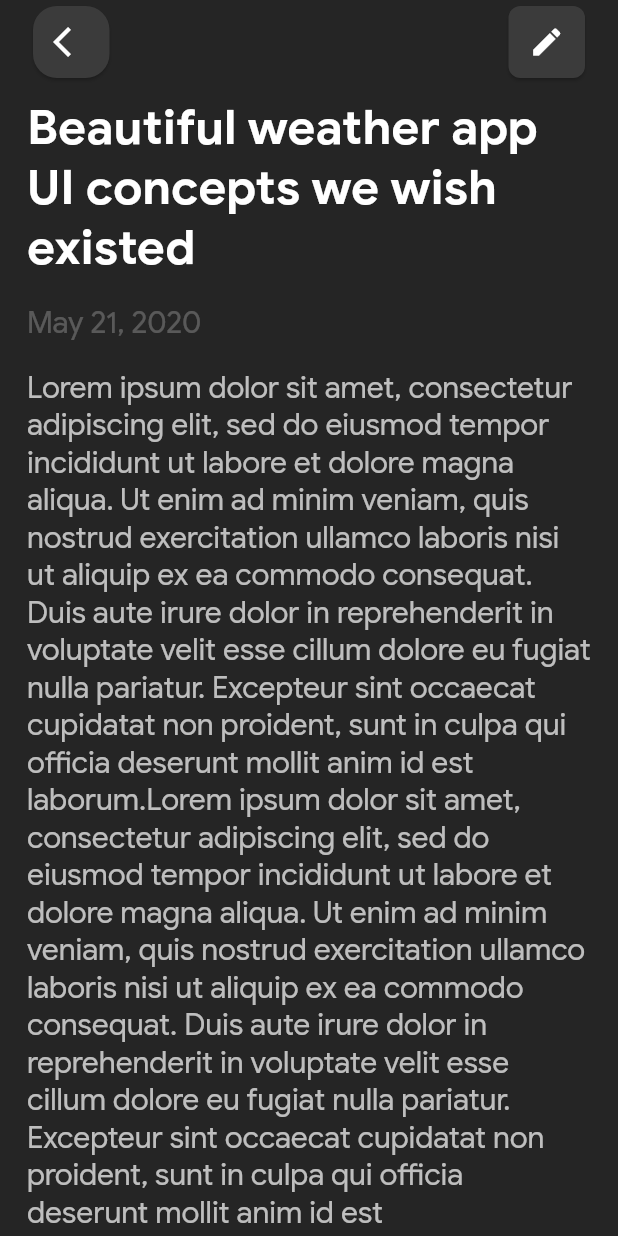
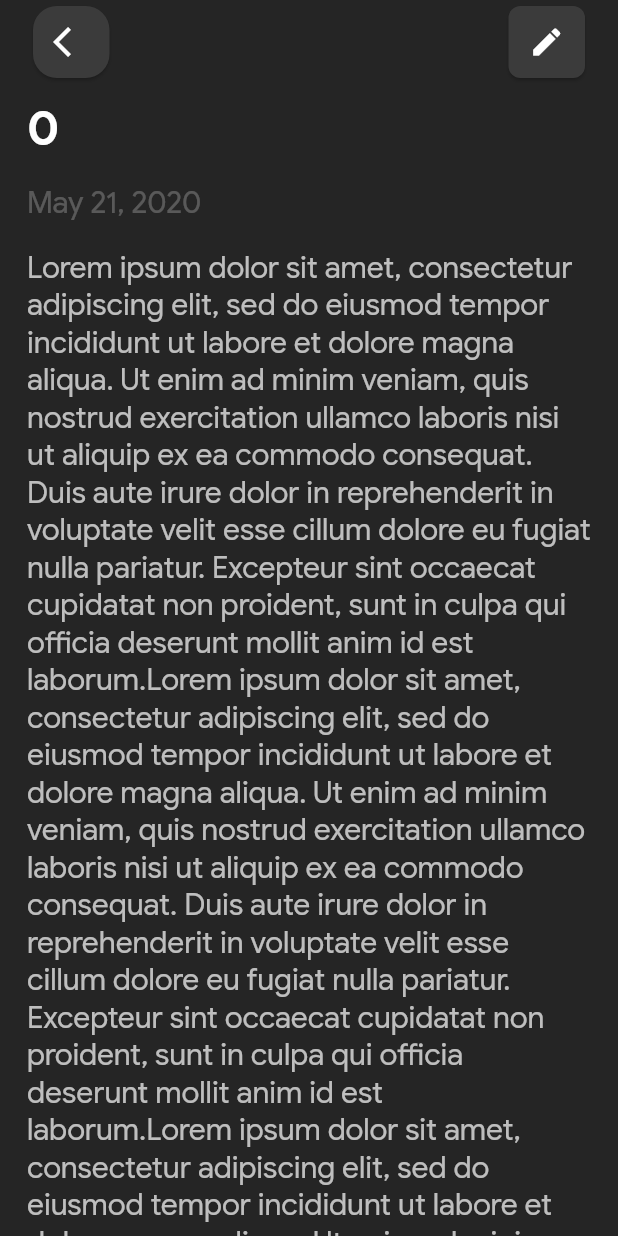
Before and after one commit to oddlyspaced/flutter-notes, a Flutter app: the screen it shows after launch, after a tap on "How to make your personal brand stand ou", on a phone screen of 412 x 824 dp. Run offline on Flutter 3.47's test engine with Material 2 defaults, Android fonts, the phone set to English and light mode, and no system bars.

Commit message:
Send noteid from main to note screen

```diff
--- a/lib/editnote.dart
+++ b/lib/editnote.dart
@@ -1,16 +1,15 @@
 import 'package:flutter/material.dart';
 import 'package:flutter/services.dart';
 
-class EditNote extends StatefulWidget {
-  @override
-  _EditNoteState createState() => _EditNoteState();
-}
-
-class _EditNoteState extends State<EditNote> {
+class EditNote extends StatelessWidget {
+  final String note;
+  EditNote({Key key, this.note});
   @override
   Widget build(BuildContext context) {
+    double width = MediaQuery.of(context).size.width;
     SystemChrome.setSystemUIOverlayStyle(SystemUiOverlayStyle(
-      statusBarColor: Color.fromARGB(255, 37, 37, 37), //or set color with: Color(0xFF0000FF)
+      statusBarColor: Color.fromARGB(
+          255, 37, 37, 37), //or set color with: Color(0xFF0000FF)
     ));
     return Scaffold(
       key: Key("_scaffold"),
@@ -75,21 +74,7 @@ class _EditNoteState extends State<EditNote> {
         backgroundColor: Color.fromARGB(255, 37, 37, 37),
         elevation: 0,
       ),
-      body: EditNoteBody(),
-    );
-  }
-}
-
-class EditNoteBody extends StatefulWidget {
-  @override
-  _EditNoteBodyState createState() => _EditNoteBodyState();
-}
-
-class _EditNoteBodyState extends State<EditNoteBody> {
-  @override
-  Widget build(BuildContext context) {
-    double width = MediaQuery.of(context).size.width;
-    return Scaffold(
+      body: Scaffold(
         backgroundColor: Color.fromARGB(255, 37, 37, 37),
         body: SafeArea(
           child: SingleChildScrollView(
@@ -100,7 +85,7 @@ class _EditNoteBodyState extends State<EditNoteBody> {
                   child: Padding(
                     padding: EdgeInsets.fromLTRB(18, 9, 18, 9),
                     child: Text(
-                    "Beautiful weather app UI concepts we wish existed",
+                      note,
                       style: TextStyle(
                           color: Colors.white,
                           fontWeight: FontWeight.bold,
@@ -114,9 +99,7 @@ class _EditNoteBodyState extends State<EditNoteBody> {
                     padding: EdgeInsets.fromLTRB(18, 9, 18, 9),
                     child: Text(
                       "May 21, 2020",
-                    style: TextStyle(
-                        color: Colors.white24,
-                        fontSize: 20),
+                      style: TextStyle(color: Colors.white24, fontSize: 20),
                     ),
                   ),
                 ),
@@ -126,9 +109,7 @@ class _EditNoteBodyState extends State<EditNoteBody> {
                     padding: EdgeInsets.fromLTRB(18, 9, 18, 18),
                     child: Text(
                       "Lorem ipsum dolor sit amet, consectetur adipiscing elit, sed do eiusmod tempor incididunt ut labore et dolore magna aliqua. Ut enim ad minim veniam, quis nostrud exercitation ullamco laboris nisi ut aliquip ex ea commodo consequat. Duis aute irure dolor in reprehenderit in voluptate velit esse cillum dolore eu fugiat nulla pariatur. Excepteur sint occaecat cupidatat non proident, sunt in culpa qui officia deserunt mollit anim id est laborum.Lorem ipsum dolor sit amet, consectetur adipiscing elit, sed do eiusmod tempor incididunt ut labore et dolore magna aliqua. Ut enim ad minim veniam, quis nostrud exercitation ullamco laboris nisi ut aliquip ex ea commodo consequat. Duis aute irure dolor in reprehenderit in voluptate velit esse cillum dolore eu fugiat nulla pariatur. Excepteur sint occaecat cupidatat non proident, sunt in culpa qui officia deserunt mollit anim id est laborum.Lorem ipsum dolor sit amet, consectetur adipiscing elit, sed do eiusmod tempor incididunt ut labore et dolore magna aliqua. Ut enim ad minim veniam, quis nostrud exercitation ullamco laboris nisi ut aliquip ex ea commodo consequat. Duis aute irure dolor in reprehenderit in voluptate velit esse cillum dolore eu fugiat nulla pariatur. Excepteur sint occaecat cupidatat non proident, sunt in culpa qui officia deserunt mollit anim id est laborum.",
-                    style: TextStyle(
-                        color: Colors.white70,
-                        fontSize: 20),
+                      style: TextStyle(color: Colors.white70, fontSize: 20),
                     ),
                   ),
                 ),
@@ -136,6 +117,7 @@ class _EditNoteBodyState extends State<EditNoteBody> {
             ),
           ),
         ),
+      ),
     );
   }
 }
--- a/lib/main.dart
+++ b/lib/main.dart
@@ -74,12 +74,21 @@ class _NotesListState extends State<NotesList> {
     int color = 0;
 
     return Scaffold(
+      floatingActionButton: FloatingActionButton(
+        elevation: 0,
+        child: Icon(
+          Icons.add,
+        ),
+        onPressed: () {
+
+        },
+      ),
       backgroundColor: Color.fromARGB(255, 37, 37, 37),
       body: SingleChildScrollView(
         child: Center(
           child: Wrap(
               alignment: WrapAlignment.start,
-              children: List.generate(9, (index) => index).map((i) {
+              children: List.generate(7, (index) => index).map((i) {
                 bool left = i % 2 == 0; // left = true, right = false
                 if (color == colors.length) color = 0;
 
@@ -96,7 +105,9 @@ class _NotesListState extends State<NotesList> {
                       onTap: () {
                         Navigator.push(
                           context,
-                          MaterialPageRoute(builder: (context) => EditNote()),
+                          MaterialPageRoute(builder: (context) => EditNote(
+                            note: i.toString()
+                          )),
                         );
                       },
                       child: Card(
```
Lines whose indentation alone changed are shown as unchanged.
